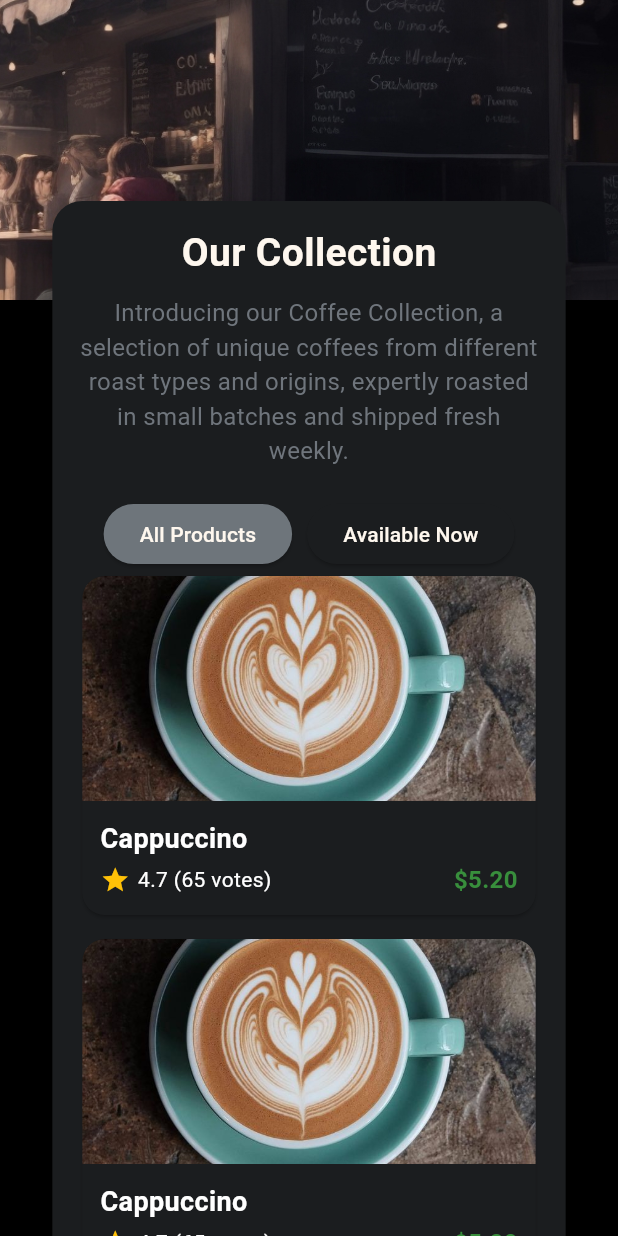
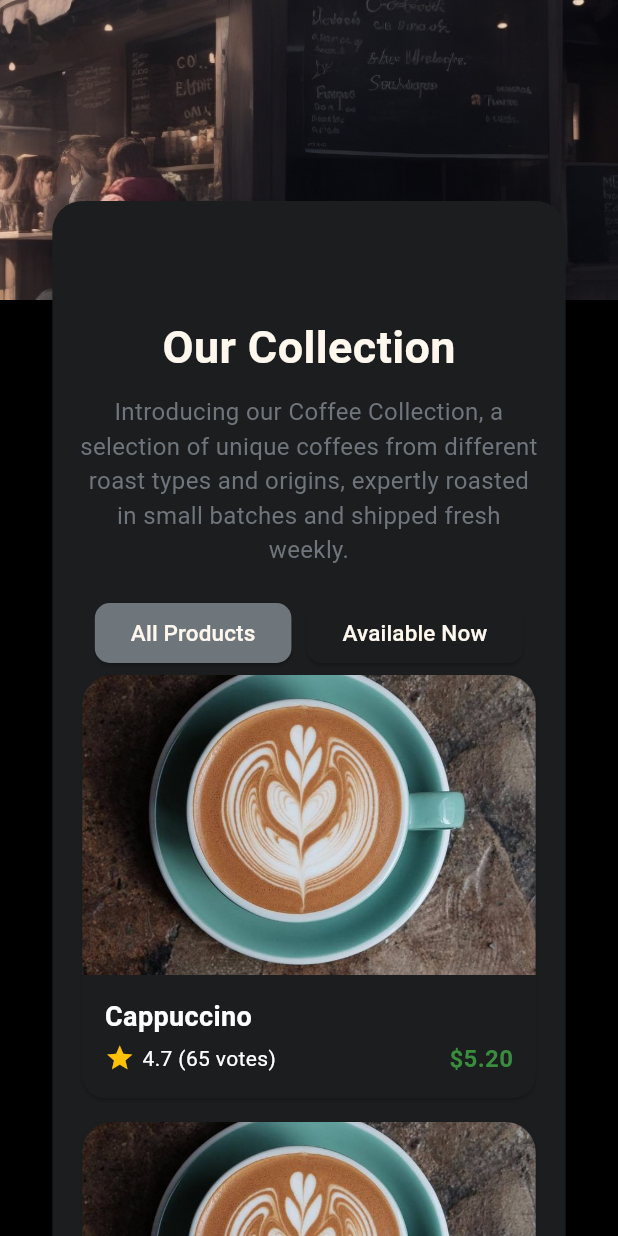
Before and after one commit to liassasel/Coffee-Shop, a Flutter app: the screen it shows after launch, on a phone screen of 412 x 824 dp. Run offline on Flutter 3.47's test engine with Material 3 defaults, Android fonts, the phone set to English and light mode, and no system bars.

Commit message:
Final version

```diff
--- a/lib/pages/main_page.dart
+++ b/lib/pages/main_page.dart
@@ -45,11 +45,13 @@ class MainPage extends StatelessWidget {
                           child: Column(
                             crossAxisAlignment: CrossAxisAlignment.start,
                             children: [
+                              const SizedBox(height: 60),
+
                               const Center(
                                 child: Text(
                                   "Our Collection",
                                   style: TextStyle(
-                                    fontSize: 26,
+                                    fontSize: 30,
                                     fontWeight: FontWeight.bold,
                                     color: Color(0xffFEF7EE),
                                   ),
@@ -75,12 +77,13 @@ class MainPage extends StatelessWidget {
                                       'All Products',
                                       style: TextStyle(
                                         color: Color(0xffFEF7EE),
+                                        fontSize: 15,
                                       ),
                                     ),
                                     style: ElevatedButton.styleFrom(
                                       backgroundColor: const Color(0xff6e757b),
                                       shape: RoundedRectangleBorder(
-                                        borderRadius: BorderRadius.circular(20),
+                                        borderRadius: BorderRadius.circular(10),
                                       ),
                                     ),
                                   ),
@@ -89,12 +92,16 @@ class MainPage extends StatelessWidget {
                                     onPressed: () {},
                                     child: const Text(
                                       'Available Now',
-                                      style: TextStyle(color: Color(0xffFEF7EE)),
+                                      style: TextStyle(
+                                        color: Color(0xffFEF7EE),
+                                        fontSize: 15,
+                                        ),
+
                                     ),
                                     style: ElevatedButton.styleFrom(
                                       backgroundColor: const Color(0xff1B1D1F),
                                       shape: RoundedRectangleBorder(
-                                        borderRadius: BorderRadius.circular(20),
+                                        borderRadius: BorderRadius.circular(10),
                                       ),
                                     ),
                                   ),
@@ -152,7 +159,7 @@ class ProductCard extends StatelessWidget {
     return Padding(
       padding: const EdgeInsets.only(bottom: 8.0),
       child: SizedBox(
-        width: MediaQuery.of(context).size.width * 0.85, // Width card
+        width: MediaQuery.of(context).size.width * 0.95, // Width card
         child: Card(
           color: const Color(0xff1B1D1F), // Fondo negro
           shape: RoundedRectangleBorder(borderRadius: BorderRadius.circular(15)),
@@ -161,18 +168,19 @@ class ProductCard extends StatelessWidget {
             children: [
               ClipRRect(
                 borderRadius: const BorderRadius.only(
-                  topLeft: Radius.circular(15),
-                  topRight: Radius.circular(15),
+                  topLeft: Radius.circular(20),
+                  topRight: Radius.circular(20),
                 ),
                 child: Image.asset(
                   imagePath,
-                  height: 150,
+                  height: 200,
                   width: double.infinity,
                   fit: BoxFit.cover,
+
                 ),
               ),
               Padding(
-                padding: const EdgeInsets.all(12.0),
+                padding: const EdgeInsets.all(15.0),
                 child: Column(
                   crossAxisAlignment: CrossAxisAlignment.start,
                   children: [
```
